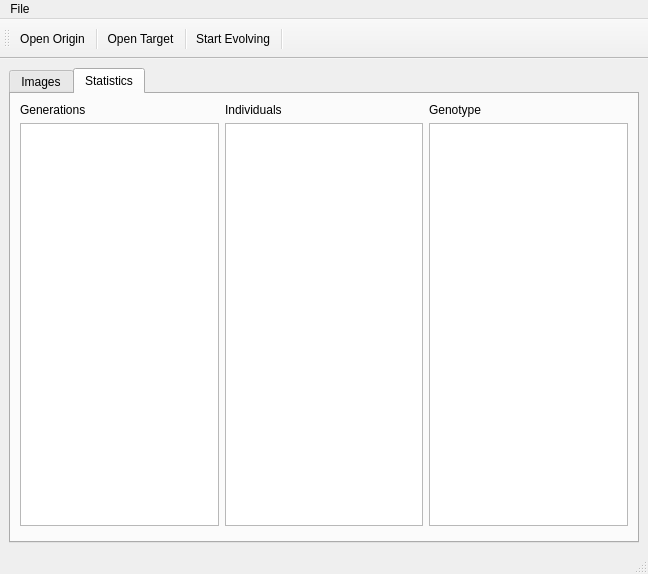
This is mainwindow.ui in idaohang/GPSeg as Qt 5 draws it before an edit. The edited form follows.
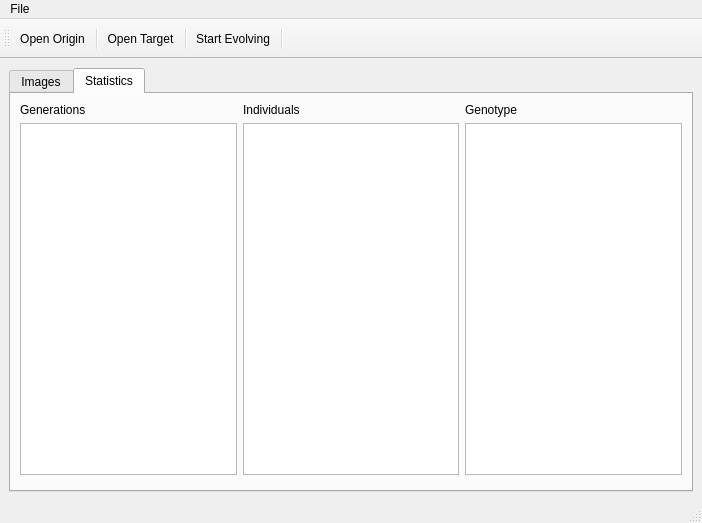
This is the edited form.

```diff
--- a/mainwindow.ui
+++ b/mainwindow.ui
@@ -9,8 +9,8 @@
    <rect>
     <x>0</x>
     <y>0</y>
-    <width>648</width>
-    <height>574</height>
+    <width>702</width>
+    <height>523</height>
    </rect>
   </property>
   <property name="minimumSize">
@@ -84,7 +84,35 @@
                </widget>
               </item>
               <item>
-               <widget class="QTableView" name="tableView_Generations"/>
+               <widget class="QTableView" name="tableView_Generations">
+                <property name="alternatingRowColors">
+                 <bool>true</bool>
+                </property>
+                <property name="showGrid">
+                 <bool>false</bool>
+                </property>
+                <property name="sortingEnabled">
+                 <bool>true</bool>
+                </property>
+                <property name="wordWrap">
+                 <bool>false</bool>
+                </property>
+                <attribute name="horizontalHeaderShowSortIndicator" stdset="0">
+                 <bool>true</bool>
+                </attribute>
+                <attribute name="horizontalHeaderStretchLastSection">
+                 <bool>true</bool>
+                </attribute>
+                <attribute name="verticalHeaderMinimumSectionSize">
+                 <number>30</number>
+                </attribute>
+                <attribute name="verticalHeaderShowSortIndicator" stdset="0">
+                 <bool>true</bool>
+                </attribute>
+                <attribute name="verticalHeaderStretchLastSection">
+                 <bool>false</bool>
+                </attribute>
+               </widget>
               </item>
              </layout>
             </item>
@@ -98,7 +126,44 @@
                </widget>
               </item>
               <item>
-               <widget class="QTableView" name="tableView_Individuals"/>
+               <widget class="QTableView" name="tableView_Individuals">
+                <property name="alternatingRowColors">
+                 <bool>true</bool>
+                </property>
+                <property name="showGrid">
+                 <bool>false</bool>
+                </property>
+                <property name="sortingEnabled">
+                 <bool>true</bool>
+                </property>
+                <property name="wordWrap">
+                 <bool>false</bool>
+                </property>
+                <attribute name="horizontalHeaderCascadingSectionResizes">
+                 <bool>false</bool>
+                </attribute>
+                <attribute name="horizontalHeaderDefaultSectionSize">
+                 <number>30</number>
+                </attribute>
+                <attribute name="horizontalHeaderMinimumSectionSize">
+                 <number>10</number>
+                </attribute>
+                <attribute name="horizontalHeaderShowSortIndicator" stdset="0">
+                 <bool>true</bool>
+                </attribute>
+                <attribute name="horizontalHeaderStretchLastSection">
+                 <bool>true</bool>
+                </attribute>
+                <attribute name="verticalHeaderMinimumSectionSize">
+                 <number>30</number>
+                </attribute>
+                <attribute name="verticalHeaderShowSortIndicator" stdset="0">
+                 <bool>true</bool>
+                </attribute>
+                <attribute name="verticalHeaderStretchLastSection">
+                 <bool>false</bool>
+                </attribute>
+               </widget>
               </item>
              </layout>
             </item>
@@ -164,7 +229,7 @@
     <rect>
      <x>0</x>
      <y>0</y>
-     <width>648</width>
+     <width>702</width>
      <height>21</height>
     </rect>
    </property>
```
